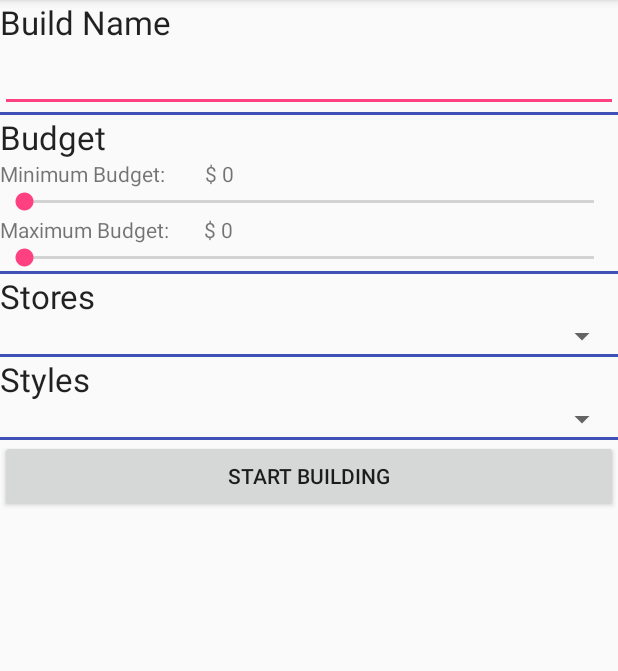
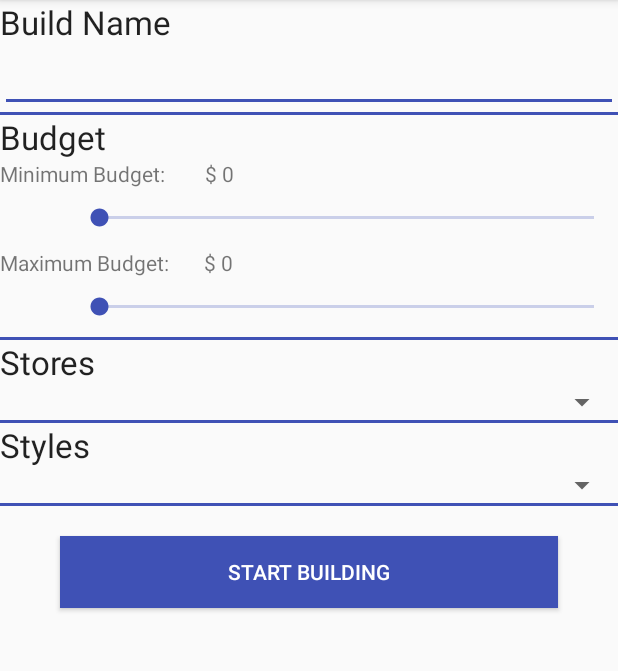
Before and after one commit to anturner130/ComputerBuilder, an Android app: the fragment AddBuildFragment shown on its own in the app's theme, on a phone screen of 412 x 824 dp, the part 84-755 px from its top. Run offline under Robolectric (Android 15) with nearby library versions, the phone set to English and light mode, and no system bars; 2 statements that could not run were skipped.

Commit message:
Merge remote-tracking branch 'anturner130/master' into COMP
# Conflicts:
#	app/src/main/java/comp640/computerbuilder/fragments/CBFragment.java

```diff
--- a/app/src/main/AndroidManifest.xml
+++ b/app/src/main/AndroidManifest.xml
@@ -8,6 +8,7 @@
     <uses-permission android:name="android.permission.READ_CONTACTS" />
     <uses-permission android:name="android.permission.INTERNET" />
     <uses-permission android:name="android.permission.READ_PHONE_STATE"/>
+    <uses-permission android:name="android.permission.ACCESS_NETWORK_STATE" />
 
     <application
         android:allowBackup="true"
--- a/app/src/main/java/comp640/computerbuilder/backend/firebase/FirebaseBuild.java
+++ b/app/src/main/java/comp640/computerbuilder/backend/firebase/FirebaseBuild.java
@@ -68,12 +68,14 @@ public class FirebaseBuild extends FirebaseBase implements IBuild {
         query.addChildEventListener(new ChildEventListener() {
             @Override
             public void onChildAdded(DataSnapshot dataSnapshot, String s) {
-                listener.onBuildReceived(dataSnapshot.getValue(Build.class));
+                if(dataSnapshot.getValue() != null)
+                    listener.onBuildReceived(dataSnapshot.getValue(Build.class));
             }
 
             @Override
             public void onChildChanged(DataSnapshot dataSnapshot, String s) {
-                listener.onBuildReceived(dataSnapshot.getValue(Build.class));
+                if(dataSnapshot.getValue() != null)
+                    listener.onBuildReceived(dataSnapshot.getValue(Build.class));
             }
 
             @Override
--- a/app/src/main/java/comp640/computerbuilder/backend/firebase/FirebaseSettings.java
+++ b/app/src/main/java/comp640/computerbuilder/backend/firebase/FirebaseSettings.java
@@ -42,7 +42,8 @@ public class FirebaseSettings extends FirebaseBase implements ISettings {
         query.addValueEventListener(new ValueEventListener() {
             @Override
             public void onDataChange(DataSnapshot dataSnapshot) {
-                listener.onSettingReceived((boolean)dataSnapshot.getValue());
+                if(dataSnapshot.getValue() != null)
+                    listener.onSettingReceived((boolean)dataSnapshot.getValue());
             }
 
             @Override
@@ -60,7 +61,8 @@ public class FirebaseSettings extends FirebaseBase implements ISettings {
         query.addValueEventListener(new ValueEventListener() {
             @Override
             public void onDataChange(DataSnapshot dataSnapshot) {
-                listener.onSettingReceived((boolean)dataSnapshot.getValue());
+                if(dataSnapshot.getValue() != null)
+                    listener.onSettingReceived((boolean)dataSnapshot.getValue());
             }
 
             @Override
--- a/app/src/main/java/comp640/computerbuilder/fragments/AddBuildFragment.java
+++ b/app/src/main/java/comp640/computerbuilder/fragments/AddBuildFragment.java
@@ -1,8 +1,16 @@
 package comp640.computerbuilder.fragments;
 
 
+import android.annotation.TargetApi;
+import android.content.res.Resources;
+import android.graphics.Color;
+import android.graphics.PorterDuff;
+import android.graphics.PorterDuffColorFilter;
 import android.os.Bundle;
+import android.os.Handler;
+import android.os.Looper;
 import android.view.LayoutInflater;
+import android.view.MotionEvent;
 import android.view.View;
 import android.view.ViewGroup;
 import android.widget.ArrayAdapter;
@@ -14,7 +22,10 @@ import android.widget.TextView;
 import android.widget.Toast;
 
 import java.util.ArrayList;
+import java.util.HashMap;
 import java.util.List;
+import java.util.Timer;
+import java.util.TimerTask;
 
 import comp640.computerbuilder.R;
 import comp640.computerbuilder.model.build.Build;
@@ -85,6 +96,7 @@ public class AddBuildFragment extends CBFragment implements SeekBar.OnSeekBarCha
      * @param savedInstanceState the bundle
      * @return the view
      */
+    @TargetApi(16)
     @Override
     public View onCreateView(LayoutInflater inflater, ViewGroup container,
                              Bundle savedInstanceState) {
@@ -106,6 +118,18 @@ public class AddBuildFragment extends CBFragment implements SeekBar.OnSeekBarCha
         _minBudgetBar.setMax(1000);
         _maxBudgetBar.setMax(1000);
 
+        int srcColor = getResources().getColor(R.color.colorPrimary);
+        _minBudgetBar.getProgressDrawable()
+                .setColorFilter(new PorterDuffColorFilter(srcColor, PorterDuff.Mode.SRC_IN));
+        _maxBudgetBar.getProgressDrawable()
+                .setColorFilter(new PorterDuffColorFilter(srcColor, PorterDuff.Mode.SRC_IN));
+        _minBudgetBar.getThumb()
+                .setColorFilter(new PorterDuffColorFilter(srcColor, PorterDuff.Mode.SRC_IN));
+        _maxBudgetBar.getThumb()
+                .setColorFilter(new PorterDuffColorFilter(srcColor, PorterDuff.Mode.SRC_IN));
+        _nameEditText.getBackground()
+                .setColorFilter(new PorterDuffColorFilter(srcColor, PorterDuff.Mode.SRC_IN));
+
         _stylesSpinner.setAdapter(new ArrayAdapter<String>(getContext(),
                 R.layout.support_simple_spinner_dropdown_item, getStyles()));
         _storesSpinner.setAdapter(new ArrayAdapter<String>(getContext(),
@@ -120,20 +144,46 @@ public class AddBuildFragment extends CBFragment implements SeekBar.OnSeekBarCha
     }
 
     @Override
-    public void onProgressChanged(SeekBar seekBar, int i, boolean b) {
-        if(seekBar == _minBudgetBar){
-            if(_maxBudgetBar.getProgress() < _minBudgetBar.getProgress())
-                _maxBudgetBar.setProgress(_maxBudgetBar.getProgress());
+    public void onProgressChanged(final SeekBar seekBar, int i, boolean b) {
+        try {
+
+            int minProgress = _minBudgetBar.getProgress();
+            int maxProgress = _maxBudgetBar.getProgress();
+
+            if (maxProgress < minProgress)
+                _maxBudgetBar.setProgress(minProgress);
+
+
+            if (seekBar.getProgress() >= seekBar.getMax()) {
+                seekBar.setEnabled(false);
+                seekBar.setFocusable(false);
+                seekBar.setClickable(false);
+                seekBar.clearFocus();
+                seekBar.setMax(seekBar.getMax() * 2);
             }
 
-        if(seekBar.getProgress() >= seekBar.getMax()) {
-            seekBar.setMax(seekBar.getMax() * 2);
-            seekBar.clearFocus();
+            if (seekBar.getProgress() == 0) {
+                seekBar.setMax(500);
             }
 
             //Display
             _minBudgetTextView.setText("$ " + _minBudgetBar.getProgress());
             _maxBudgetTextView.setText("$ " + _maxBudgetBar.getProgress());
+
+            if (!seekBar.isEnabled()) {
+                Handler handler = new Handler(Looper.myLooper());
+                handler.postDelayed(new Runnable() {
+                    @Override
+                    public void run() {
+                        seekBar.setEnabled(true);
+                        seekBar.setFocusable(true);
+                        seekBar.setClickable(true);
+                    }
+                }, 250);
+            }
+        } catch (Exception e){
+            e.printStackTrace();
+        }
     }
 
     /**
@@ -196,7 +246,6 @@ public class AddBuildFragment extends CBFragment implements SeekBar.OnSeekBarCha
 
     @Override
     public void onStopTrackingTouch(SeekBar seekBar) {
-
     }
 
 
--- /dev/null
+++ b/app/src/main/java/comp640/computerbuilder/fragments/listeners/OnOptionClickedListener.java
@@ -0,0 +1,8 @@
+package comp640.computerbuilder.fragments.listeners;
+
+/**
+ * Created by alexanderturner on 4/21/16.
+ */
+public interface OnOptionClickedListener {
+    void onClick();
+}
--- a/app/src/main/res/layout/fragment_add_build.xml
+++ b/app/src/main/res/layout/fragment_add_build.xml
@@ -22,7 +22,8 @@
             android:layout_width="match_parent"
             android:layout_height="wrap_content"
             android:id="@+id/buildName"
-            android:layout_gravity="center_horizontal" />
+            android:layout_gravity="center_horizontal"
+            android:singleLine="true" />
 
         <FrameLayout
             android:layout_width="match_parent"
@@ -59,10 +60,11 @@
 
         <SeekBar
             android:layout_width="match_parent"
-            android:layout_height="wrap_content"
+            android:layout_height="40dp"
+            android:layout_marginLeft="50dp"
             android:id="@+id/minBudgetBar"
-            android:layout_gravity="center_horizontal"
-            android:indeterminate="false" />
+            android:indeterminate="false"
+            android:thumbTint="@color/colorPrimary"/>
 
         <LinearLayout
             android:orientation="horizontal"
@@ -86,9 +88,12 @@
 
         <SeekBar
             android:layout_width="match_parent"
-            android:layout_height="wrap_content"
+            android:layout_height="40dp"
+            android:layout_marginLeft="50dp"
             android:id="@+id/maxBudgetBar"
-            android:indeterminate="false" />
+            android:indeterminate="false"
+            android:thumbTint="@color/colorPrimary"
+            />
 
         <FrameLayout
             android:layout_width="match_parent"
@@ -139,7 +144,12 @@
             android:layout_height="wrap_content"
             android:text="Start Building"
             android:id="@+id/submitButton"
-            android:layout_gravity="center_horizontal" />
+            android:textColor="@color/colorButtonText"
+            android:background="@color/colorPrimary"
+            android:layout_gravity="center_horizontal"
+            android:layout_marginLeft="40dp"
+            android:layout_marginRight="40dp"
+            android:layout_marginTop="20dp"/>
 
 
     </LinearLayout>
--- a/app/src/main/res/menu/drawer.xml
+++ b/app/src/main/res/menu/drawer.xml
@@ -8,7 +8,7 @@
             android:title="@string/profile" />
         <item
             android:id="@+id/newBuild"
-            android:icon="@drawable/computer_builder_welcome"
+            android:icon="@android:drawable/ic_menu_add"
             android:title="@string/new_build" />
         <item
             android:id="@+id/savedBuild"
--- a/app/src/main/res/values/colors.xml
+++ b/app/src/main/res/values/colors.xml
@@ -2,6 +2,6 @@
 <resources>
     <color name="colorPrimary">#3F51B5</color>
     <color name="colorPrimaryDark">#303F9F</color>
-    <color name="colorAccent">#FF4081</color>
+    <color name="colorAccent">#3F51B5</color>
     <color name="colorButtonText">#FFFFFF</color>
 </resources>
```
Also changed, not shown: app/src/main/java/comp640/computerbuilder/activities/MenuActivity.java (+21 -14 lines), app/src/main/java/comp640/computerbuilder/activities/WelcomeActivity.java (+11 -3 lines), app/src/main/java/comp640/computerbuilder/backend/DataController.java (+43 -0 lines), app/src/main/java/comp640/computerbuilder/fragments/CBFragment.java (+22 -0 lines), app/src/main/java/comp640/computerbuilder/fragments/SavedBuildsListFragment.java (+7 -0 lines), app/src/main/res/menu/add_build.xml (added, +9 -0 lines). Lines whose indentation alone changed are shown as unchanged.
